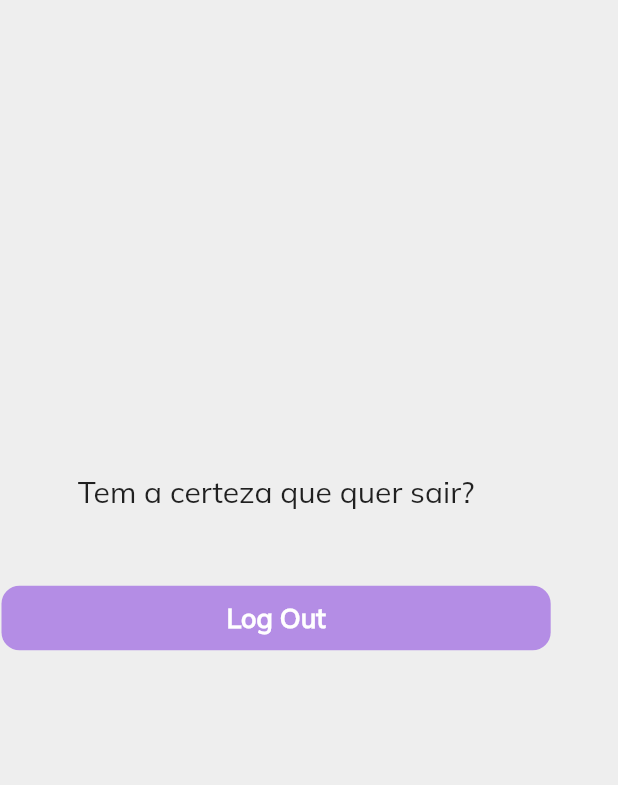
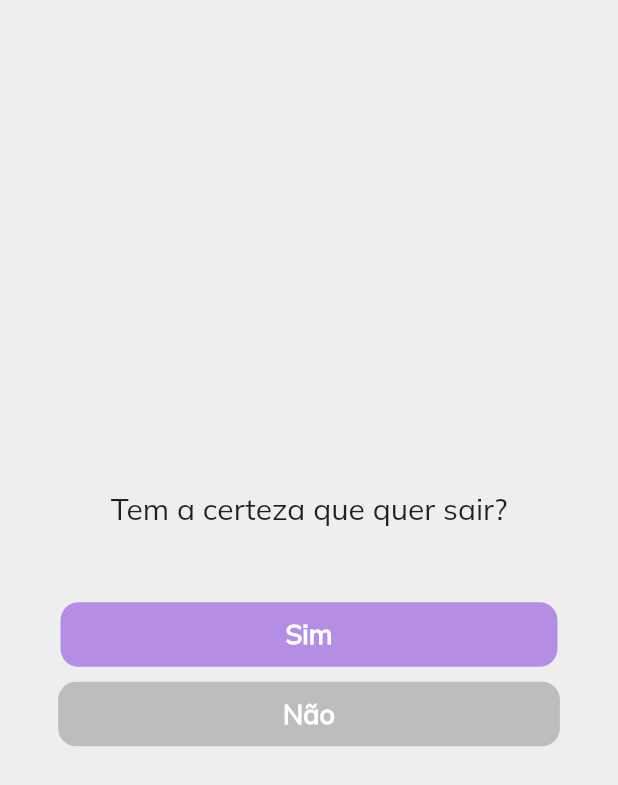
Before and after one commit to MartaMariz/PI_PCAs, a Flutter app: the LogOutPage screen opened directly, on a phone screen of 412 x 824 dp. Shown: the top 785 px of the screen. Run offline on Flutter 3.47's test engine with Material 2 defaults, Android fonts, the phone set to English and light mode, and no system bars; our stand-ins replace cloud_firestore, firebase_auth, firebase_core; accounts and stored records are empty; network calls fail.

Commit message:
Auth functioning i think

```diff
--- a/lib/helpers/globals.dart
+++ b/lib/helpers/globals.dart
@@ -1,3 +1,3 @@
 import 'package:pi_pcas/models/app_user.dart';
 
-AppUser currentUser = AppUser(id: "id", code: "code", username: "username", password: "password");
+AppUser? currentUser;
--- a/lib/models/app_user.dart
+++ b/lib/models/app_user.dart
@@ -1,10 +1,12 @@
 class AppUser {
-  final String id;
+  late final String id;
   final String code;
   final String username;
   final String password;
 
   AppUser({required this.id, required this.code, required this.username, required this.password});
+  AppUser.withoutId(this.code, this.username, this.password);
+
 
   static AppUser fromJson(Map<String, dynamic> json, String id){
     String code = json['code'];
@@ -17,6 +19,10 @@ class AppUser {
     return id;
   }
 
+  setId (String id){
+    this.id = id;
+  }
+
   @override
   String toString(){
     return "id: " + id + " - code: " + code + " - username: " + username + " - password: " + password;
--- a/lib/view/pages/auth/login_view.dart
+++ b/lib/view/pages/auth/login_view.dart
@@ -36,8 +36,8 @@ class _LoginPage extends State<LoginPage>{
     }
     if (mounted){
       Navigator.pushReplacement(
-      context,
-      MaterialPageRoute(builder: (context) => Wrapper(),)
+        context,
+        MaterialPageRoute(builder: (context) => Wrapper(),)
       );
     }
 
--- a/lib/view/pages/auth/logout_view.dart
+++ b/lib/view/pages/auth/logout_view.dart
@@ -24,11 +24,17 @@ class _LogOutPage extends State<LogOutPage>{
     );
   }
 
+  Future cancel() async{
+    Navigator.pop(context);
+  }
+
   @override
   Widget build(BuildContext context) {
     return Scaffold(
         backgroundColor: Colors.grey[200],
         body: SafeArea(
+          child: Container(
+            width: MediaQuery.of(context).size.width,
             child: Column(
               mainAxisAlignment: MainAxisAlignment.center,
               children:  [
@@ -41,8 +47,7 @@ class _LogOutPage extends State<LogOutPage>{
                 const SizedBox( height: 50,),
 
                 //signout button
-                Padding(
-                  padding: const EdgeInsets.symmetric(horizontal: 1.0),
+                Container(
                   child: GestureDetector(
                     onTap: signOut,
                     child: Container(
@@ -52,7 +57,7 @@ class _LogOutPage extends State<LogOutPage>{
                           borderRadius: BorderRadius.circular(12),
                         ),
                         child: const Text(
-                            'Log Out',
+                            'Sim',
                             style: TextStyle(
                                 color:  Colors.white,
                                 fontWeight: FontWeight.bold,
@@ -62,10 +67,33 @@ class _LogOutPage extends State<LogOutPage>{
                     ),
                   ),
                 ),
-                const SizedBox( height: 75,),
+                const SizedBox( height: 10),
+                //cancel button
+                Container(
+                  child: GestureDetector(
+                    onTap: cancel,
+                    child: Container(
+                        padding: const EdgeInsets.fromLTRB(150, 10, 150, 10),
+                        decoration:  BoxDecoration(
+                          color: Colors.grey[400],
+                          borderRadius: BorderRadius.circular(12),
+                        ),
+                        child: const Text(
+                            'Não',
+                            style: TextStyle(
+                                color:  Colors.white,
+                                fontWeight: FontWeight.bold,
+                                fontSize: 18
+                            )
+                        )
+                    ),
+                  ),
+                ),
               ],
 
             )
+          ),
+
 
         )
 
```
Also changed, not shown: lib/services/auth.dart (+5 -3 lines), lib/view/pages/auth/login_code_view.dart (+7 -7 lines), lib/view/pages/auth/register_view.dart (+6 -10 lines).
